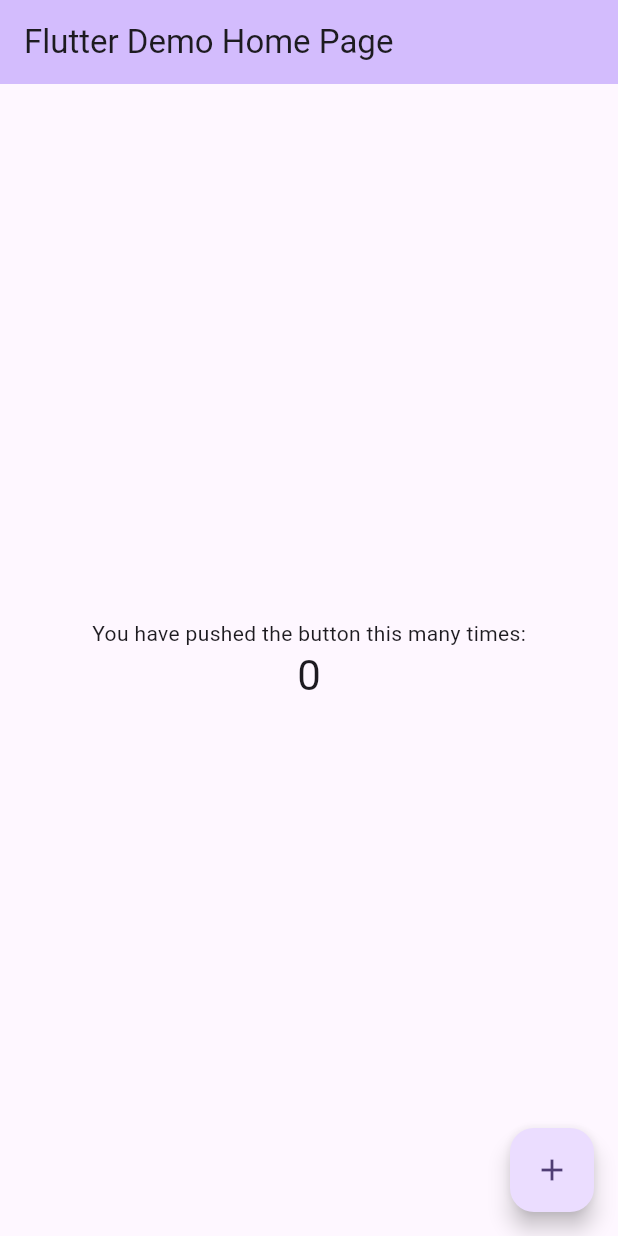
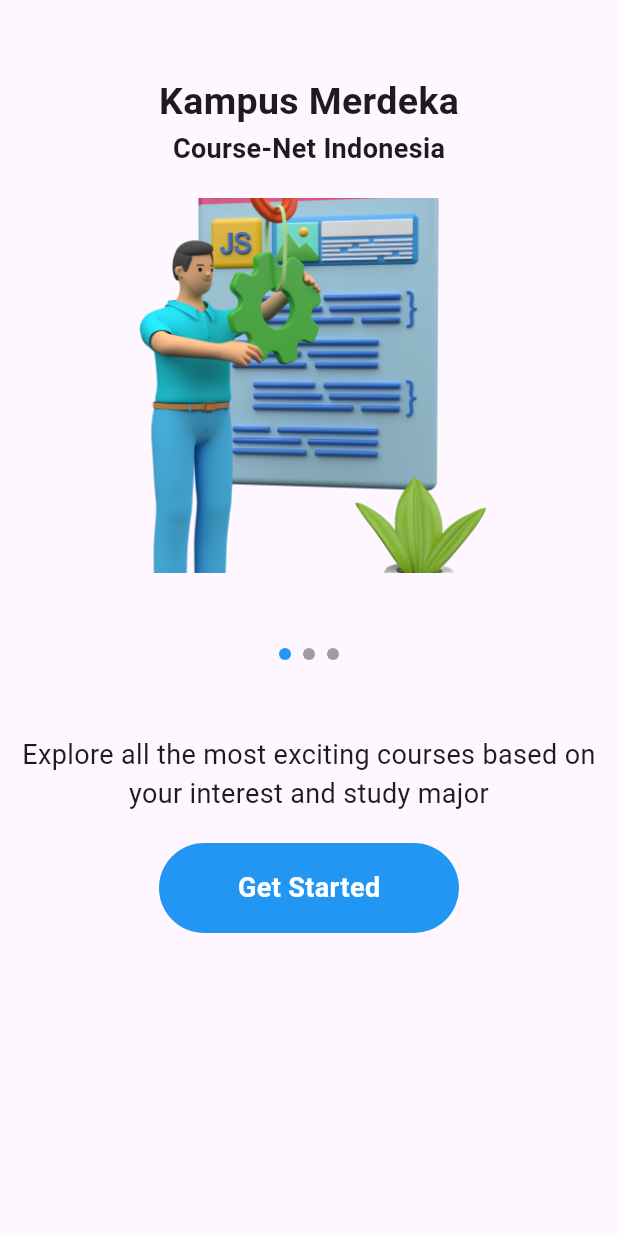
Before and after one commit to YogaAlfaRisqi/Login-Register, a Flutter app: the screen it shows after launch, on a phone screen of 412 x 824 dp. Run offline on Flutter 3.47's test engine with Material 3 defaults, Android fonts, the phone set to English and light mode, and no system bars; drawn by our look-alikes of page_view_indicators; Roboto replaces fonts that are missing (Popp ins).

Commit message:
create UI

```diff
--- a/login_register/lib/main.dart
+++ b/login_register/lib/main.dart
@@ -1,4 +1,5 @@
 import 'package:flutter/material.dart';
+import 'package:login_register/pages/splash_screen.dart';
 
 void main() {
   runApp(const MyApp());
@@ -11,115 +12,13 @@ class MyApp extends StatelessWidget {
   @override
   Widget build(BuildContext context) {
     return MaterialApp(
+      debugShowCheckedModeBanner: false,
       title: 'Flutter Demo',
       theme: ThemeData(
-        // This is the theme of your application.
-        //
-        // TRY THIS: Try running your application with "flutter run". You'll see
-        // the application has a purple toolbar. Then, without quitting the app,
-        // try changing the seedColor in the colorScheme below to Colors.green
-        // and then invoke "hot reload" (save your changes or press the "hot
-        // reload" button in a Flutter-supported IDE, or press "r" if you used
-        // the command line to start the app).
-        //
-        // Notice that the counter didn't reset back to zero; the application
-        // state is not lost during the reload. To reset the state, use hot
-        // restart instead.
-        //
-        // This works for code too, not just values: Most code changes can be
-        // tested with just a hot reload.
         colorScheme: ColorScheme.fromSeed(seedColor: Colors.deepPurple),
         useMaterial3: true,
       ),
-      home: const MyHomePage(title: 'Flutter Demo Home Page'),
+      home: const SplashScreen(),
     );
   }
 }
-
-class MyHomePage extends StatefulWidget {
-  const MyHomePage({super.key, required this.title});
-
-  // This widget is the home page of your application. It is stateful, meaning
-  // that it has a State object (defined below) that contains fields that affect
-  // how it looks.
-
-  // This class is the configuration for the state. It holds the values (in this
-  // case the title) provided by the parent (in this case the App widget) and
-  // used by the build method of the State. Fields in a Widget subclass are
-  // always marked "final".
-
-  final String title;
-
-  @override
-  State<MyHomePage> createState() => _MyHomePageState();
-}
-
-class _MyHomePageState extends State<MyHomePage> {
-  int _counter = 0;
-
-  void _incrementCounter() {
-    setState(() {
-      // This call to setState tells the Flutter framework that something has
-      // changed in this State, which causes it to rerun the build method below
-      // so that the display can reflect the updated values. If we changed
-      // _counter without calling setState(), then the build method would not be
-      // called again, and so nothing would appear to happen.
-      _counter++;
-    });
-  }
-
-  @override
-  Widget build(BuildContext context) {
-    // This method is rerun every time setState is called, for instance as done
-    // by the _incrementCounter method above.
-    //
-    // The Flutter framework has been optimized to make rerunning build methods
-    // fast, so that you can just rebuild anything that needs updating rather
-    // than having to individually change instances of widgets.
-    return Scaffold(
-      appBar: AppBar(
-        // TRY THIS: Try changing the color here to a specific color (to
-        // Colors.amber, perhaps?) and trigger a hot reload to see the AppBar
-        // change color while the other colors stay the same.
-        backgroundColor: Theme.of(context).colorScheme.inversePrimary,
-        // Here we take the value from the MyHomePage object that was created by
-        // the App.build method, and use it to set our appbar title.
-        title: Text(widget.title),
-      ),
-      body: Center(
-        // Center is a layout widget. It takes a single child and positions it
-        // in the middle of the parent.
-        child: Column(
-          // Column is also a layout widget. It takes a list of children and
-          // arranges them vertically. By default, it sizes itself to fit its
-          // children horizontally, and tries to be as tall as its parent.
-          //
-          // Column has various properties to control how it sizes itself and
-          // how it positions its children. Here we use mainAxisAlignment to
-          // center the children vertically; the main axis here is the vertical
-          // axis because Columns are vertical (the cross axis would be
-          // horizontal).
-          //
-          // TRY THIS: Invoke "debug painting" (choose the "Toggle Debug Paint"
-          // action in the IDE, or press "p" in the console), to see the
-          // wireframe for each widget.
-          mainAxisAlignment: MainAxisAlignment.center,
-          children: <Widget>[
-            const Text(
-              'You have pushed the button this many times:',
-            ),
-            Text(
-              '$_counter',
-              style: Theme.of(context).textTheme.headlineMedium,
-            ),
-          ],
-        ),
-      ),
-      floatingActionButton: FloatingActionButton(
-        onPressed: _incrementCounter,
-        tooltip: 'Increment',
-        child: const Icon(Icons.add),
-      ), // This trailing comma makes auto-formatting nicer for build methods.
-    );
-  }
-}
--- /dev/null
+++ b/login_register/lib/pages/home_page.dart
@@ -0,0 +1,110 @@
+import 'package:flutter/material.dart';
+import 'package:login_register/pages/login_register.dart';
+import 'package:page_view_indicators/circle_page_indicator.dart';
+
+class HomePage extends StatefulWidget {
+  const HomePage({Key? key}) : super(key: key);
+
+  @override
+  _HomePageState createState() => _HomePageState();
+}
+
+class _HomePageState extends State<HomePage> {
+  final PageController _pageController = PageController(viewportFraction: 0.8);
+  final List<String> _imagePaths = [
+    "assets/images/Fullstack.png",
+    "assets/images/Data.png",
+    "assets/images/Front.png",
+  ];
+  final ValueNotifier<int> _pageIndexNotifier = ValueNotifier<int>(0);
+
+  @override
+  Widget build(BuildContext context) {
+    return Scaffold(
+      body: Padding(
+        padding: const EdgeInsets.only(top: 50),
+        child: Column(
+          children: [
+            const Text(
+              "Kampus Merdeka",
+              style: TextStyle(
+                  fontSize: 25,
+                  fontFamily: 'Popp ins',
+                  fontWeight: FontWeight.bold),
+            ),
+            const Text(
+              "Course-Net Indonesia",
+              style: TextStyle(
+                fontSize: 18,
+                fontWeight: FontWeight.w600,
+              ),
+            ),
+            const SizedBox(height: 20),
+            Container(
+              height: 250,
+              width: 500,
+              // Sesuaikan lebar container sesuai dengan gambar
+              child: PageView.builder(
+                controller: _pageController,
+                itemCount: _imagePaths.length,
+                itemBuilder: (BuildContext context, int index) {
+                  return Image.asset(
+                    _imagePaths[index],
+                    fit: BoxFit.cover,
+                  );
+                },
+                onPageChanged: (int index) {
+                  _pageIndexNotifier.value = index;
+                },
+                clipBehavior: Clip.none, // Tambahkan clipBehavior di sini
+              ),
+            ),
+            const SizedBox(height: 50),
+            Align(
+              alignment: Alignment.bottomCenter,
+              child: CirclePageIndicator(
+                selectedDotColor: Colors.blue,
+                dotColor: Colors.grey,
+                itemCount: _imagePaths.length,
+                currentPageNotifier: _pageIndexNotifier,
+              ),
+            ),
+            const SizedBox(height: 50),
+            const Text(
+              "Explore all the most exciting courses based on your interest and study major",
+              textAlign: TextAlign.center,
+              style: TextStyle(fontSize: 18, fontWeight: FontWeight.w400),
+            ),
+            const SizedBox(height: 20),
+            GestureDetector(
+              onTap: () {
+                Navigator.push(
+                    context,
+                    MaterialPageRoute(
+                        builder: (context) => const LoginRegister()));
+              },
+              child: Container(
+                width: 200,
+                height: 60,
+                child: Center(
+                  child: const Text(
+                    "Get Started",
+                    style: TextStyle(
+                      color: Colors.white,
+                      fontSize: 18,
+                      fontWeight: FontWeight.bold,
+                    ),
+                  ),
+                ),
+                decoration: BoxDecoration(
+                  borderRadius: BorderRadius.circular(35),
+                  color: Colors.blue,
+                ),
+              ),
+            )
+          ],
+        ),
+      ),
+    );
+  }
+}
```
Also changed, not shown: login_register/lib/pages/login_register.dart (added, +262 -0 lines), login_register/lib/pages/splash_screen.dart (added, +42 -0 lines), login_register/pubspec.yaml (+12 -11 lines), login_register/assets/fonts/Poppins-Bold.ttf (added), login_register/assets/fonts/Poppins-Medium.ttf (added), login_register/assets/images/Data.png (added), login_register/assets/images/Front.png (added), login_register/assets/images/Fullstack.png (added), login_register/assets/images/Fullstack1.png (added), login_register/assets/images/MSIB.png (added), login_register/pubspec.lock.
